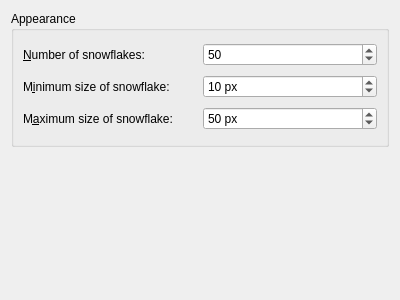
KDE/kwin, file effects/snow_config.ui: the form before one commit.
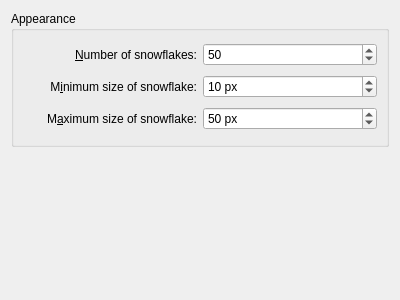
The form after the commit. Custom widgets are drawn as their Qt base class.

What changed in the file:
```diff
--- a/effects/snow_config.ui
+++ b/effects/snow_config.ui
@@ -21,6 +21,9 @@
         <property name="text" >
          <string>&amp;Number of snowflakes:</string>
         </property>
+        <property name="alignment" >
+         <set>Qt::AlignRight|Qt::AlignTrailing|Qt::AlignVCenter</set>
+        </property>
         <property name="buddy" >
          <cstring>numberFlakes</cstring>
         </property>
@@ -41,6 +44,9 @@
         <property name="text" >
          <string>M&amp;inimum size of snowflake:</string>
         </property>
+        <property name="alignment" >
+         <set>Qt::AlignRight|Qt::AlignTrailing|Qt::AlignVCenter</set>
+        </property>
         <property name="buddy" >
          <cstring>minSizeFlake</cstring>
         </property>
@@ -64,6 +70,9 @@
         <property name="text" >
          <string>M&amp;aximum size of snowflake:</string>
         </property>
+        <property name="alignment" >
+         <set>Qt::AlignRight|Qt::AlignTrailing|Qt::AlignVCenter</set>
+        </property>
         <property name="buddy" >
          <cstring>maxSizeFlake</cstring>
         </property>
```
